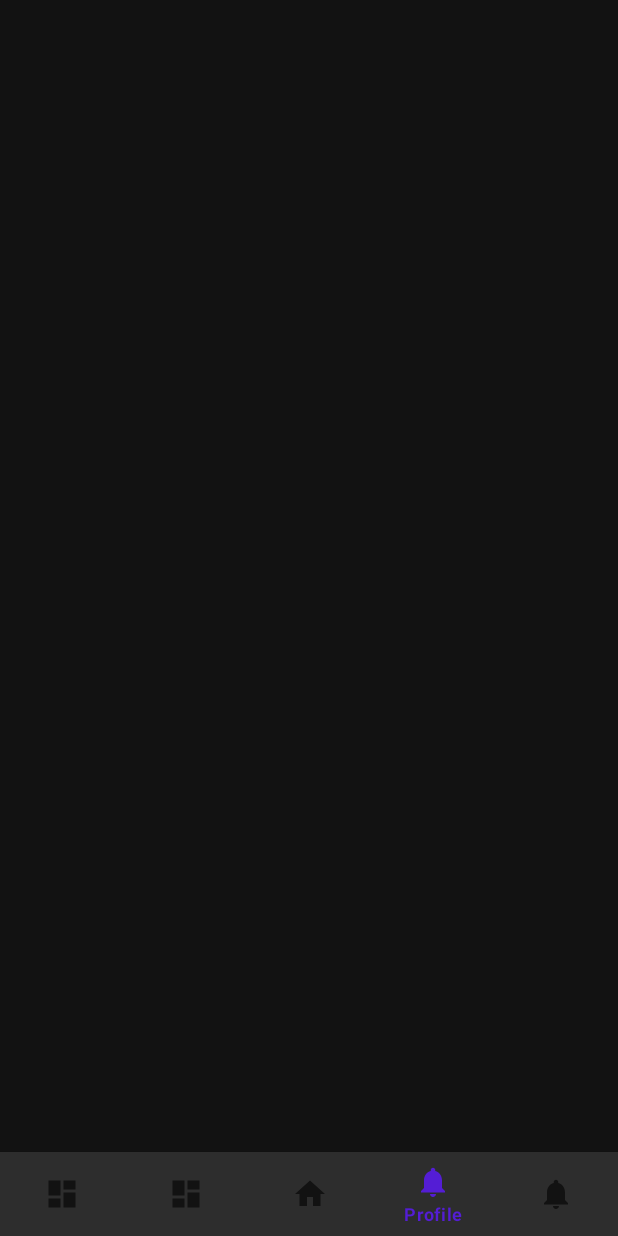
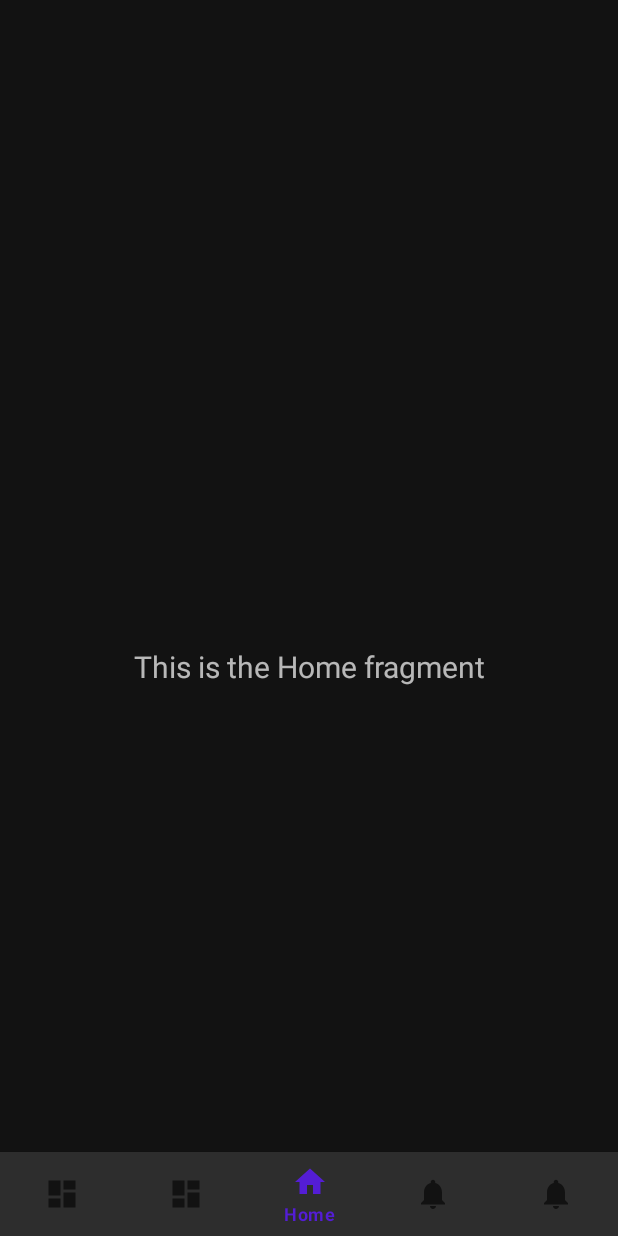
Before and after one commit to DUT-Info-Montreuil/SAE-4A---tbouchema-lbabouram-mdenis, an Android app: the screen it shows after launch (MainActivity), item 4 of the bottom bar chosen, on a phone screen of 412 x 824 dp. Run offline under Robolectric (Android 15) with nearby library versions, the phone set to English and light mode, and no system bars; our stand-ins replace navigation-ui.

Commit message:
Updated a nav id

```diff
--- a/App/app/src/main/res/navigation/mobile_navigation.xml
+++ b/App/app/src/main/res/navigation/mobile_navigation.xml
@@ -18,7 +18,7 @@
         tools:layout="@layout/fragment_favorites" />
 
     <fragment
-        android:id="@+id/navigation_notifications"
+        android:id="@+id/navigation_profile"
         android:name="com.palaref.saequiz.ui.notifications.ProfileFragment"
         android:label="@string/title_profile"
         tools:layout="@layout/fragment_profile" />
```
